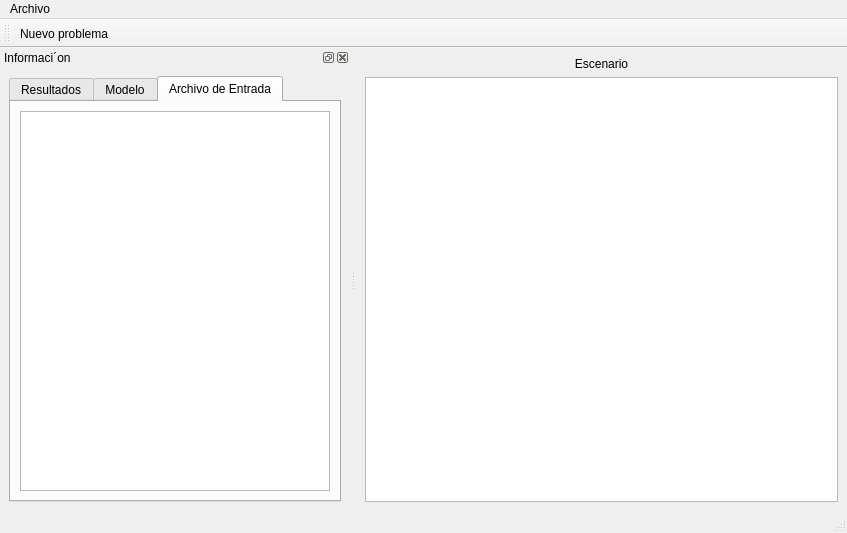
Before: the Qt Designer form src/gui/MainWindow.ui in hspitia/Optimization, drawn with Qt 5.
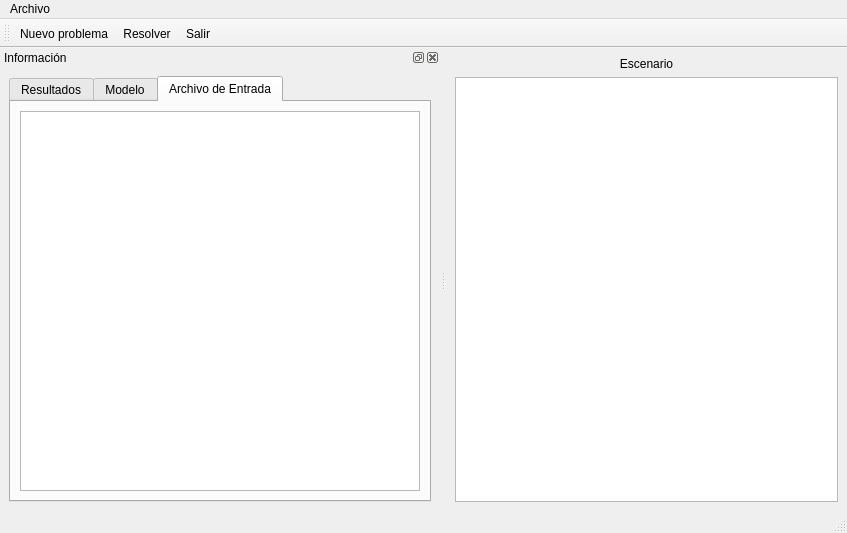
After: the same form once the commit is applied. The open tabs and pages were chosen to show the change. Icons and pictures are not drawn.

The edit to the form file:
```diff
--- a/src/gui/MainWindow.ui
+++ b/src/gui/MainWindow.ui
@@ -35,13 +35,16 @@
         <property name="widgetResizable">
          <bool>true</bool>
         </property>
+        <property name="alignment">
+         <set>Qt::AlignCenter</set>
+        </property>
         <widget class="QWidget" name="scrollAreaWidgetContents">
          <property name="geometry">
           <rect>
            <x>0</x>
            <y>0</y>
-           <width>405</width>
-           <height>398</height>
+           <width>377</width>
+           <height>412</height>
           </rect>
          </property>
          <layout class="QGridLayout" name="gridLayout">
@@ -105,25 +108,30 @@
     <bool>false</bool>
    </attribute>
    <addaction name="newProblemInputAction"/>
+   <addaction name="solveAction"/>
+   <addaction name="exitAction"/>
   </widget>
   <widget class="QDockWidget" name="InformationDockWidget">
    <property name="minimumSize">
     <size>
-     <width>350</width>
+     <width>440</width>
      <height>172</height>
     </size>
    </property>
    <property name="maximumSize">
     <size>
-     <width>500</width>
+     <width>1000</width>
      <height>1000</height>
     </size>
    </property>
+   <property name="styleSheet">
+    <string/>
+   </property>
    <property name="allowedAreas">
     <set>Qt::BottomDockWidgetArea|Qt::LeftDockWidgetArea|Qt::RightDockWidgetArea</set>
    </property>
    <property name="windowTitle">
-    <string>Informaci´on</string>
+    <string>Información</string>
    </property>
    <attribute name="dockWidgetArea">
     <number>1</number>
@@ -212,19 +220,25 @@
         <layout class="QGridLayout" name="gridLayout_9">
          <item row="0" column="0">
           <widget class="QScrollArea" name="scrollArea_4">
+           <property name="styleSheet">
+            <string/>
+           </property>
            <property name="frameShape">
             <enum>QFrame::NoFrame</enum>
            </property>
            <property name="widgetResizable">
             <bool>true</bool>
            </property>
+           <property name="alignment">
+            <set>Qt::AlignLeading|Qt::AlignLeft|Qt::AlignTop</set>
+           </property>
            <widget class="QWidget" name="scrollAreaWidgetContents_4">
             <property name="geometry">
              <rect>
               <x>0</x>
               <y>0</y>
-              <width>374</width>
-              <height>346</height>
+              <width>400</width>
+              <height>381</height>
              </rect>
             </property>
             <layout class="QGridLayout" name="gridLayout_7">
@@ -232,7 +246,15 @@
               <number>0</number>
              </property>
              <item row="0" column="0">
-              <widget class="QTextEdit" name="textEdit_3"/>
+              <widget class="QTextEdit" name="inputFileTextEdit">
+               <property name="styleSheet">
+                <string>/*padding: 4px;*/
+font: 8pt &quot;Bitstream Vera Sans Mono&quot;;</string>
+               </property>
+               <property name="readOnly">
+                <bool>true</bool>
+               </property>
+              </widget>
              </item>
             </layout>
            </widget>
@@ -251,7 +273,7 @@
      <normaloff>:/icons/open_blue</normaloff>:/icons/open_blue</iconset>
    </property>
    <property name="text">
-    <string>Nuevo problema</string>
+    <string>&amp;Nuevo problema</string>
    </property>
    <property name="toolTip">
     <string>Nuevo problema</string>
@@ -262,6 +284,15 @@
     <string>Salir</string>
    </property>
   </action>
+  <action name="solveAction">
+   <property name="icon">
+    <iconset resource="../../resources/resources.qrc">
+     <normaloff>:/icons/run_32_01</normaloff>:/icons/run_32_01</iconset>
+   </property>
+   <property name="text">
+    <string>&amp;Resolver</string>
+   </property>
+  </action>
  </widget>
  <resources>
   <include location="../../resources/resources.qrc"/>
```
Left out of the diff: 43 changed lines with no effect on the pictures.
